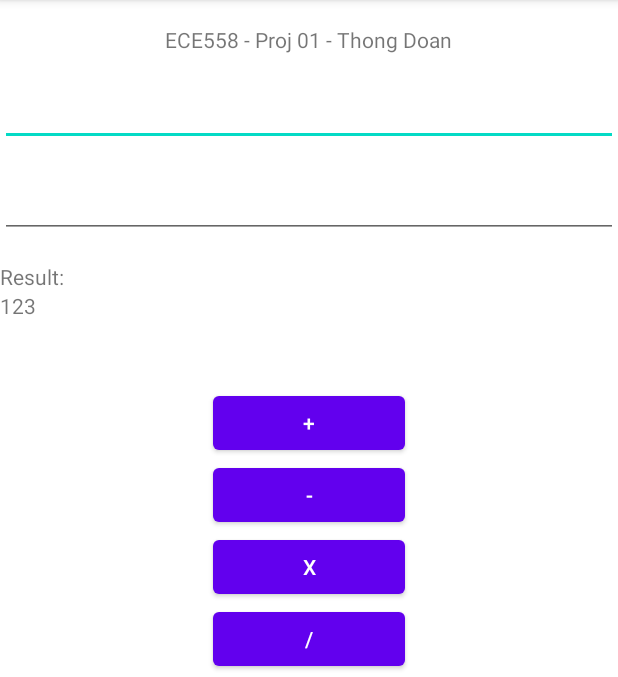
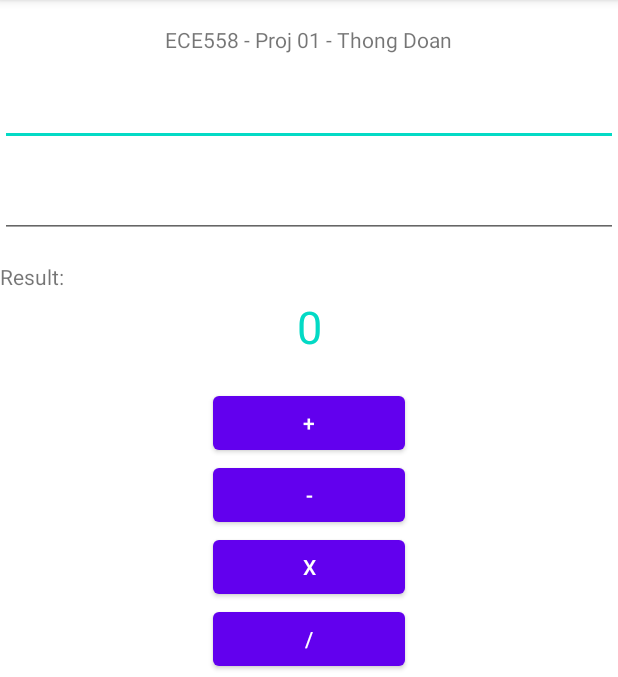
Before and after one commit to PineXmas/ece558_proj_01_basic_calculator, an Android app: the screen it shows after launch (MainActivity), on a phone screen of 412 x 824 dp, the part 84-761 px from its top. Run offline under Robolectric (Android 15) with nearby library versions, the phone set to English and light mode, and no system bars.

Commit message:
Done and add APK

```diff
--- a/app/src/main/res/layout/activity_main.xml
+++ b/app/src/main/res/layout/activity_main.xml
@@ -53,7 +53,11 @@
         android:id="@+id/tv_result"
         android:layout_width="0dp"
         android:layout_height="48dp"
-        android:text="123"
+        android:gravity="center"
+        android:text="0"
+        android:textAlignment="gravity"
+        android:textColor="@color/teal_200"
+        android:textSize="30sp"
         app:layout_constraintEnd_toEndOf="parent"
         app:layout_constraintStart_toStartOf="parent"
         app:layout_constraintTop_toBottomOf="@+id/tv_result_label" />
@@ -73,6 +77,7 @@
         android:id="@+id/btn_minus"
         android:layout_width="128dp"
         android:layout_height="wrap_content"
+        android:onClick="onClick_btn_minus"
         android:text="-"
         app:layout_constraintEnd_toEndOf="parent"
         app:layout_constraintStart_toStartOf="parent"
@@ -82,15 +87,17 @@
         android:id="@+id/btn_multiply"
         android:layout_width="128dp"
         android:layout_height="wrap_content"
+        android:onClick="onClick_btn_multiply"
         android:text="x"
         app:layout_constraintEnd_toEndOf="parent"
         app:layout_constraintStart_toStartOf="parent"
         app:layout_constraintTop_toBottomOf="@+id/btn_minus" />
 
     <Button
-        android:id="@+id/btn_modulus"
+        android:id="@+id/btn_percentage"
         android:layout_width="128dp"
         android:layout_height="wrap_content"
+        android:onClick="onClick_btn_percentage"
         android:text="%"
         app:layout_constraintEnd_toEndOf="parent"
         app:layout_constraintStart_toStartOf="parent"
@@ -100,15 +107,17 @@
         android:id="@+id/btn_sqrt"
         android:layout_width="128dp"
         android:layout_height="wrap_content"
+        android:onClick="onClick_btn_sqrt"
         android:text="√"
         app:layout_constraintEnd_toEndOf="parent"
         app:layout_constraintStart_toStartOf="parent"
-        app:layout_constraintTop_toBottomOf="@+id/btn_modulus" />
+        app:layout_constraintTop_toBottomOf="@+id/btn_percentage" />
 
     <Button
         android:id="@+id/btn_divide"
         android:layout_width="128dp"
         android:layout_height="wrap_content"
+        android:onClick="onClick_btn_divide"
         android:text="/"
         app:layout_constraintEnd_toEndOf="parent"
         app:layout_constraintStart_toStartOf="parent"
```
Also changed, not shown: app/src/main/java/com/example/ece558_proj_01/MainActivity.java (+157 -5 lines), 2 other files.
